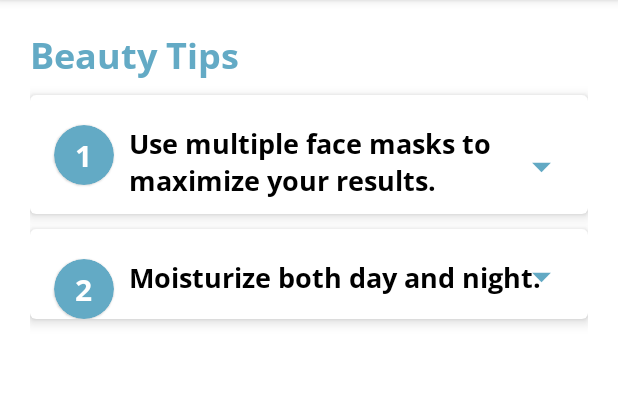
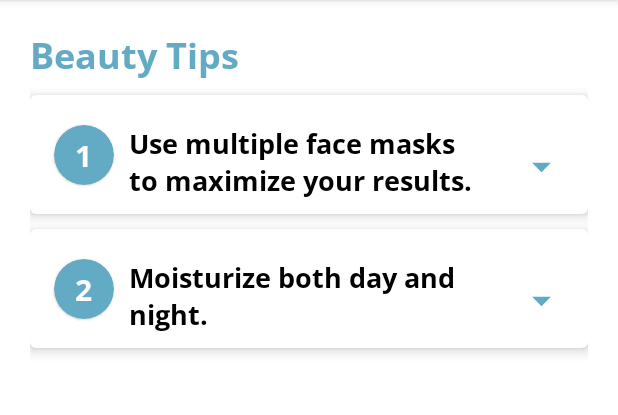
Before and after one commit to Chndr-3/Capstone-Project-Mobile-Development-Repository, an Android app: the BeautyTipsActivity screen opened directly, with no data from a screen before it, on a phone screen of 412 x 824 dp, the part 84-499 px from its top. Run offline under Robolectric (Android 15) with nearby library versions, the phone set to English and light mode, and no system bars; Roboto replaces fonts that are not available here.

Commit message:
Resize the layout item for beauty tips

```diff
--- a/app/src/main/res/layout/beauty_tips_item.xml
+++ b/app/src/main/res/layout/beauty_tips_item.xml
@@ -15,7 +15,7 @@
 
     <androidx.constraintlayout.widget.ConstraintLayout
         android:layout_width="match_parent"
-        android:layout_height="match_parent">
+        android:layout_height="wrap_content">
 
         <com.google.android.material.card.MaterialCardView
             android:id="@+id/materialCardView2"
@@ -23,8 +23,9 @@
             android:layout_height="40dp"
             android:layout_marginStart="16dp"
             android:layout_marginTop="20dp"
+            android:layout_marginBottom="20dp"
+            android:backgroundTint="@color/blue"
             android:paddingBottom="20dp"
-            android:backgroundTint="@color/blue"
             app:cardCornerRadius="90dp"
             app:layout_constraintStart_toStartOf="parent"
             app:layout_constraintTop_toTopOf="parent">
@@ -44,10 +45,11 @@
 
         <TextView
             android:id="@+id/beautyTips"
-            android:layout_width="275dp"
+            android:layout_width="240dp"
             android:layout_height="wrap_content"
             android:layout_marginStart="10dp"
             android:layout_marginEnd="10dp"
+            android:layout_marginBottom="28dp"
             android:fontFamily="@font/open_sans_bold"
             android:paddingBottom="10dp"
             android:text="@string/disease_name"
@@ -66,7 +68,7 @@
             android:id="@+id/beautyDescription"
             android:layout_width="300dp"
             android:layout_height="wrap_content"
-            android:layout_marginTop="28dp"
+            android:layout_marginTop="20dp"
             android:layout_marginBottom="20dp"
             android:ellipsize="end"
             android:fontFamily="@font/open_sans"
```
